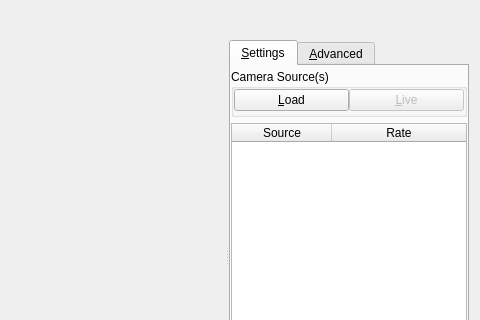
This is app/src/tools/core/tabs/CaptureVideoWidget.ui in dysonltd-zz/gts as Qt 5 draws it before an edit; both pictures show x 282 to 762 and y 0 to 320 of the 762 by 480 pixel window. The edited form follows.
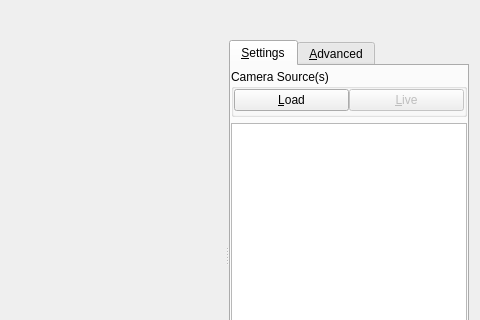
This is the edited form. Icons and pictures are not drawn. Custom widgets are drawn as their Qt base class.

Commit message: Removed 40fps and default to 7.5fps

Diff of the .ui file:
```diff
--- a/app/src/tools/core/tabs/CaptureVideoWidget.ui
+++ b/app/src/tools/core/tabs/CaptureVideoWidget.ui
@@ -260,7 +260,7 @@
               <bool>true</bool>
              </property>
              <attribute name="horizontalHeaderVisible">
-              <bool>true</bool>
+              <bool>false</bool>
              </attribute>
              <attribute name="horizontalHeaderStretchLastSection">
               <bool>true</bool>
```
Left out of the diff: 6 changed lines with no effect on the pictures. The commit also changes 1 other file.
